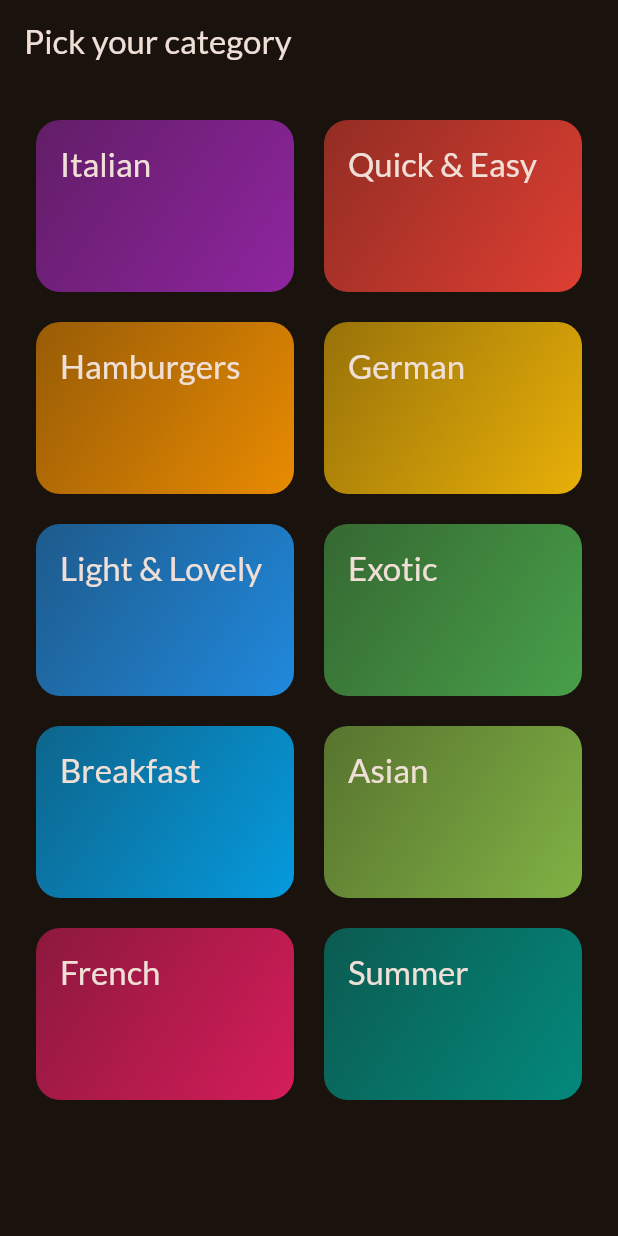
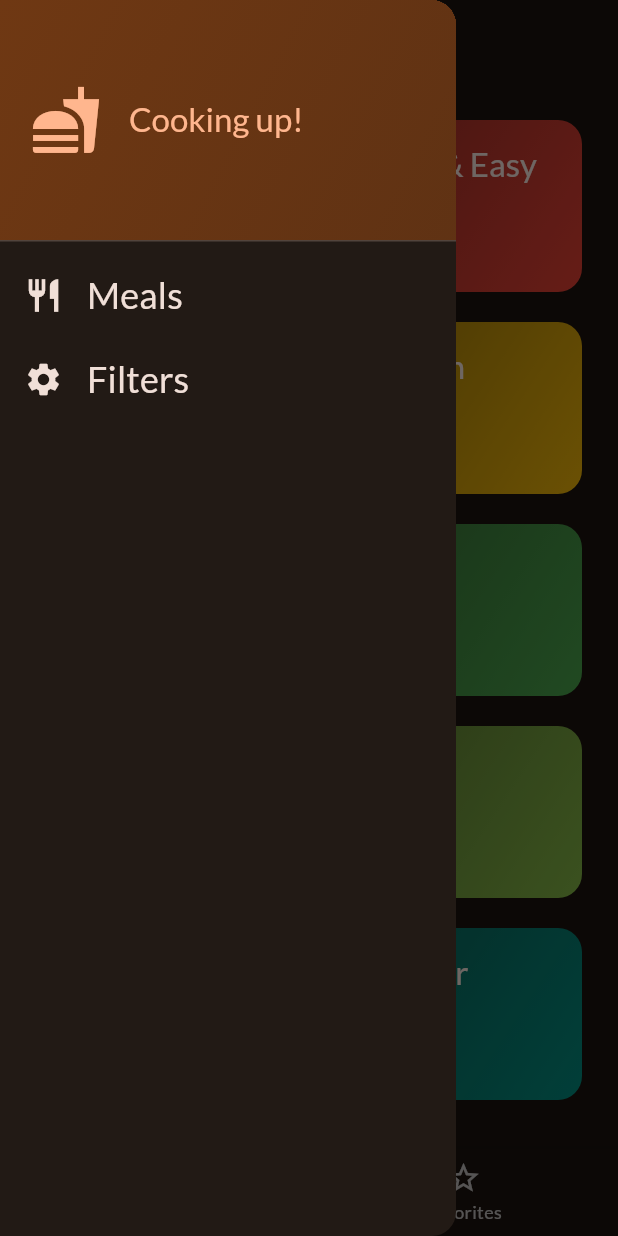
Before and after one commit to michelgm/meals, a Flutter app: the screen it shows after launch, with the side drawer open (before the commit the screen has no drawer), on a phone screen of 412 x 824 dp. Run offline on Flutter 3.47's test engine with Material 2 defaults, Android fonts, the phone set to English and light mode, and no system bars; our stand-ins replace google_fonts, transparent_image.

Commit message:
second commit

```diff
--- a/lib/main.dart
+++ b/lib/main.dart
@@ -1,7 +1,7 @@
 import 'package:flutter/material.dart';
 
 import 'package:google_fonts/google_fonts.dart';
-import 'package:meals/screens/categories.dart';
+import 'package:meals/screens/tabs.dart';
 
 final theme = ThemeData(
   useMaterial3: true,
@@ -23,7 +23,7 @@ class App extends StatelessWidget {
   Widget build(BuildContext context) {
     return MaterialApp(
       theme: theme,
-      home: const CategoriesScreen(),
+      home: const TabsScreen(),
     );
   }
 }
--- a/lib/screens/categories.dart
+++ b/lib/screens/categories.dart
@@ -1,33 +1,38 @@
 import 'package:flutter/material.dart';
 
 import 'package:meals/data/dummy_data.dart';
+import 'package:meals/models/meal.dart';
 import 'package:meals/widgets/category_grid_item.dart';
 import 'package:meals/screens/meals.dart';
 import '../models/category.dart';
 
 class CategoriesScreen extends StatelessWidget {
-  const CategoriesScreen({super.key});
+  const CategoriesScreen({
+    super.key,
+    required this.onToggleFavorite,
+    required this.availableMeals,
+  });
+
+  final void Function(Meal meal) onToggleFavorite;
+  final List<Meal> availableMeals;
 
   void _selectCategory(BuildContext context, Category category) {
-    final filteredMeals = dummyMeals
+    final filteredMeals = availableMeals
         .where((meal) => meal.categories.contains(category.id))
         .toList();
 
     Navigator.of(context).push(MaterialPageRoute(
-      builder: (ctx) => MealScreen(
+      builder: (ctx) => MealsScreen(
         title: category.title,
         meals: filteredMeals,
+        onToggleFavorite: onToggleFavorite,
       ),
     ));
   }
 
   @override
   Widget build(BuildContext context) {
-    return Scaffold(
-      appBar: AppBar(
-        title: const Text('Pick your category'),
-      ),
-      body: GridView(
+    return GridView(
       padding: const EdgeInsets.all(24),
       gridDelegate: const SliverGridDelegateWithFixedCrossAxisCount(
         crossAxisCount: 2,
@@ -45,7 +50,6 @@ class CategoriesScreen extends StatelessWidget {
             },
           )
       ],
-      ),
     );
   }
 }
--- /dev/null
+++ b/lib/screens/tabs.dart
@@ -0,0 +1,132 @@
+import 'package:flutter/material.dart';
+
+import 'package:meals/data/dummy_data.dart';
+import 'package:meals/models/meal.dart';
+import 'package:meals/screens/categories.dart';
+import 'package:meals/screens/filters.dart';
+import 'package:meals/screens/meals.dart';
+import 'package:meals/widgets/main_drawer.dart';
+
+const kInitialFilters = {
+  Filter.glutenFree: false,
+  Filter.lactoseFree: false,
+  Filter.vegeterian: false,
+  Filter.vegan: false,
+};
+
+class TabsScreen extends StatefulWidget {
+  const TabsScreen({super.key});
+
+  @override
+  State<TabsScreen> createState() => _TabsScreenState();
+}
+
+class _TabsScreenState extends State<TabsScreen> {
+  int _selectedPageIndex = 0;
+  final List<Meal> _favoriteMeals = [];
+  Map<Filter, bool> _selectedFilters = kInitialFilters;
+
+  void _showInfoMessage(String message) {
+    ScaffoldMessenger.of(context).clearSnackBars();
+    ScaffoldMessenger.of(context).showSnackBar(
+      SnackBar(
+        content: Text(message),
+      ),
+    );
+  }
+
+  void _toggleMealFavoriteStatus(Meal meal) {
+    final isExisting = _favoriteMeals.contains(meal);
+
+    if (isExisting) {
+      setState(() {
+        _favoriteMeals.remove(meal);
+      });
+      _showInfoMessage('Meal is no longer a favorite.');
+    } else {
+      setState(() {
+        _favoriteMeals.add(meal);
+      });
+      _showInfoMessage('Marked as a favorite!');
+    }
+  }
+
+  void _selectPage(int index) {
+    setState(() {
+      _selectedPageIndex = index;
+    });
+  }
+
+  void _setScreen(String identifier) async {
+    Navigator.of(context).pop();
+    if (identifier == 'filters') {
+      final result = await Navigator.of(context).push<Map<Filter, bool>>(
+        MaterialPageRoute(
+          builder: (ctx) => FiltersScreen(
+            currentFilters: _selectedFilters,
+          ),
+        ),
+      );
+      setState(() {
+        _selectedFilters = result ?? kInitialFilters;
+      });
+    }
+  }
+
+  @override
+  Widget build(BuildContext context) {
+    final availableMeals = dummyMeals.where((meal) {
+      if (_selectedFilters[Filter.glutenFree]! && !meal.isGlutenFree) {
+        return false;
+      }
+      if (_selectedFilters[Filter.lactoseFree]! && !meal.isGlutenFree) {
+        return false;
+      }
+      if (_selectedFilters[Filter.vegeterian]! && !meal.isVegetarian) {
+        return false;
+      }
+      if (_selectedFilters[Filter.vegan]! && !meal.isVegan) {
+        return false;
+      }
+      return true;
+    }).toList();
+
+    Widget activePage = CategoriesScreen(
+      onToggleFavorite: _toggleMealFavoriteStatus,
+      availableMeals: availableMeals,
+    );
+    var activePageTitle = 'Categories';
+
+    if (_selectedPageIndex == 1) {
+      activePage = MealsScreen(
+        meals: _favoriteMeals,
+        onToggleFavorite: _toggleMealFavoriteStatus,
+      );
+      activePageTitle = 'Your Favorites';
+    }
+
+    return Scaffold(
+      appBar: AppBar(
+        title: Text(activePageTitle),
+      ),
+      drawer: MainDrawer(
+        onSelectScreen: _setScreen,
+      ),
+      body: activePage,
+      bottomNavigationBar: BottomNavigationBar(
+        onTap: _selectPage,
+        currentIndex: _selectedPageIndex,
+        items: const [
+          BottomNavigationBarItem(
+            icon: Icon(Icons.set_meal),
+            label: 'Categories',
+          ),
+          BottomNavigationBarItem(
+            icon: Icon(Icons.star_border),
+            label: 'Favorites',
+          ),
+        ],
+      ),
+    );
+  }
+}
--- /dev/null
+++ b/lib/widgets/main_drawer.dart
@@ -0,0 +1,83 @@
+import 'package:flutter/material.dart';
+
+class MainDrawer extends StatelessWidget {
+  const MainDrawer({super.key, required this.onSelectScreen});
+
+  final void Function(String identifier) onSelectScreen;
+
+  @override
+  Widget build(BuildContext context) {
+    return Drawer(
+      child: Column(
+        children: [
+          DrawerHeader(
+            padding: const EdgeInsets.all(20),
+            decoration: BoxDecoration(
+              gradient: LinearGradient(
+                colors: [
+                  Theme.of(context).colorScheme.primaryContainer,
+                  Theme.of(context)
+                      .colorScheme
+                      .primaryContainer
+                      .withOpacity(0.8),
+                ],
+                begin: Alignment.topLeft,
+                end: Alignment.bottomRight,
+              ),
+            ),
+            child: Row(
+              children: [
+                Icon(
+                  Icons.fastfood,
+                  size: 48,
+                  color: Theme.of(context).colorScheme.primary,
+                ),
+                const SizedBox(width: 18),
+                Text(
+                  'Cooking up!',
+                  style: Theme.of(context).textTheme.titleLarge!.copyWith(
+                        color: Theme.of(context).colorScheme.primary,
+                      ),
+                ),
+              ],
+            ),
+          ),
+          ListTile(
+            leading: Icon(
+              Icons.restaurant,
+              size: 26,
+              color: Theme.of(context).colorScheme.onBackground,
+            ),
+            title: Text(
+              'Meals',
+              style: Theme.of(context).textTheme.titleSmall!.copyWith(
+                    color: Theme.of(context).colorScheme.onBackground,
+                    fontSize: 24,
+                  ),
+            ),
+            onTap: () {
+              onSelectScreen('meals');
+            },
+          ),
+          ListTile(
+            leading: Icon(
+              Icons.settings,
+              size: 26,
+              color: Theme.of(context).colorScheme.onBackground,
+            ),
+            title: Text(
+              'Filters',
+              style: Theme.of(context).textTheme.titleSmall!.copyWith(
+                    color: Theme.of(context).colorScheme.onBackground,
+                    fontSize: 24,
+                  ),
+            ),
+            onTap: () {
+              onSelectScreen('filters');
+            },
+          ),
+        ],
+      ),
+    );
+  }
+}
```
Also changed, not shown: lib/screens/filters.dart (added, +160 -0 lines), lib/screens/meal_details.dart (added, +82 -0 lines), lib/screens/meals.dart (+30 -9 lines), lib/widgets/meal_item.dart (+11 -9 lines). Lines whose indentation alone changed are shown as unchanged.
